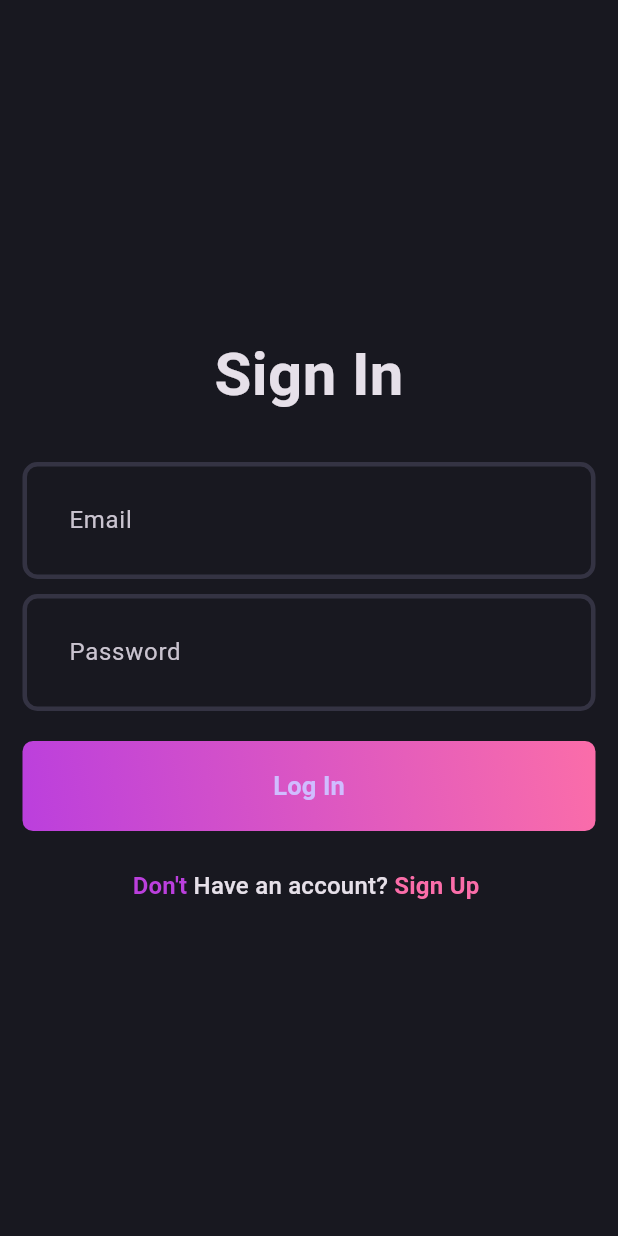
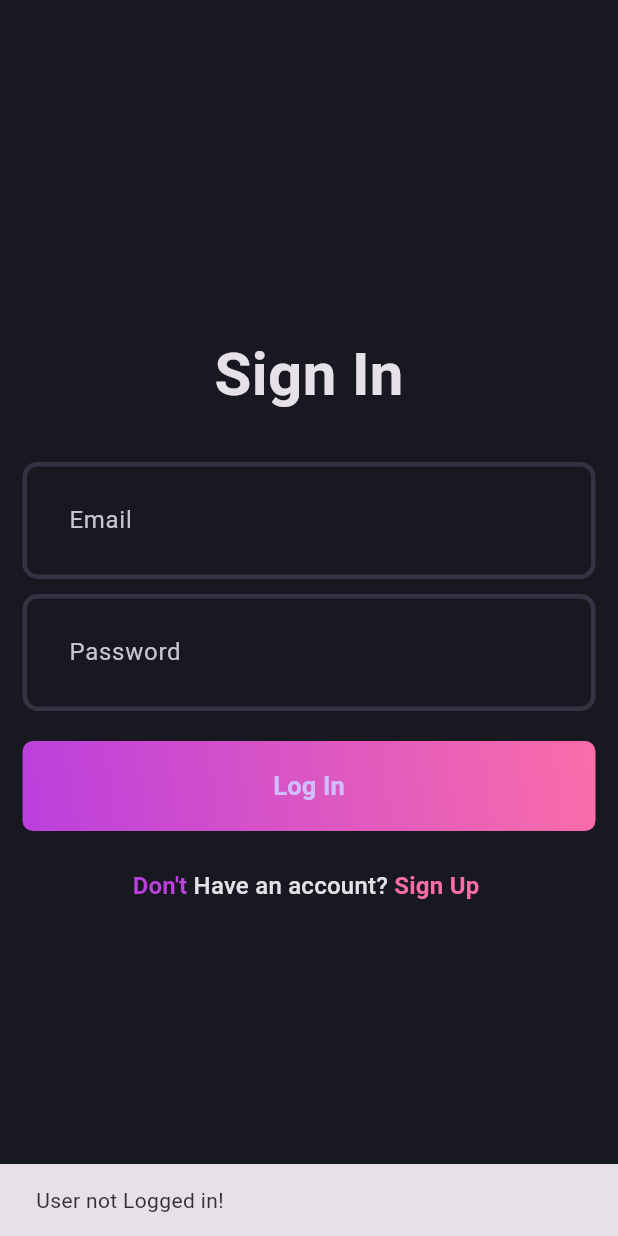
Before and after one commit to ashiq-kodali/Sample-Blog-App, a Flutter app: the first screen one second after launch, on a phone screen of 412 x 824 dp. Run offline on Flutter 3.47's test engine with Material 3 defaults, Android fonts, the phone set to English and light mode, and no system bars; our stand-ins replace flutter_bloc, fpdart, get_it, supabase_flutter; accounts and stored records are empty.

Commit message:
Current User Login Implimented

```diff
--- a/lib/core/usecase/usecase.dart
+++ b/lib/core/usecase/usecase.dart
@@ -4,3 +4,6 @@ import 'package:fpdart/fpdart.dart';
 abstract interface class UseCase<SuccessType,Params>{
   Future<Either<Failure,SuccessType>> call(Params params);
 }
+class NoParams{
+
+}
--- a/lib/features/auth/data/repositories/auth_repository_impl.dart
+++ b/lib/features/auth/data/repositories/auth_repository_impl.dart
@@ -25,6 +25,20 @@ class AuthRepositoryImpl implements AuthRepository{
 
   }
 
+  @override
+  Future<Either<Failure, User>> currentUser() async{
+    try{
+      final user = await remoteDataSource.getCurrentUserData();
+      if (user==null){
+        return left(Failure('User not Logged in!'));
+      }
+      return right(user);
+    }on ServerException catch(e){
+      return left(Failure(e.message));
+    }
+
+  }
+
 
   Future<Either<Failure, User>> _getUser(
       Future<User>Function() fn,
@@ -41,4 +55,6 @@ class AuthRepositoryImpl implements AuthRepository{
 
 
 
+
+
 }
--- a/lib/features/auth/domain/repositories/auth_repository.dart
+++ b/lib/features/auth/domain/repositories/auth_repository.dart
@@ -15,5 +15,8 @@ abstract interface class AuthRepository{
     required String password,
   });
 
+  Future<Either<Failure,User>> currentUser ();
+
+
 
 }
--- /dev/null
+++ b/lib/features/auth/domain/use_cases/current_user.dart
@@ -0,0 +1,18 @@
+import 'package:blog_app/core/error/failures.dart';
+import 'package:blog_app/core/usecase/usecase.dart';
+import 'package:blog_app/features/auth/domain/repositories/auth_repository.dart';
+import 'package:fpdart/fpdart.dart';
+
+import '../entities/user.dart';
+
+class CurrentUser implements UseCase<User,NoParams>{
+  final AuthRepository authRepository;
+  CurrentUser(this.authRepository);
+
+  @override
+  Future<Either<Failure, User>> call(NoParams params) async {
+    return await authRepository.currentUser();
+  }
+
+
+}
--- a/lib/features/auth/presentation/bloc/auth_bloc.dart
+++ b/lib/features/auth/presentation/bloc/auth_bloc.dart
@@ -1,5 +1,5 @@
-
-
+import 'package:blog_app/core/usecase/usecase.dart';
+import 'package:blog_app/features/auth/domain/use_cases/current_user.dart';
 import 'package:blog_app/features/auth/domain/use_cases/user_login.dart';
 import 'package:flutter/material.dart';
 import 'package:flutter_bloc/flutter_bloc.dart';
@@ -13,25 +13,50 @@ part 'auth_state.dart';
 class AuthBloc extends Bloc<AuthEvent, AuthState> {
   final UserSignUp _userSignUp;
   final UserLogin _userLogin;
-  AuthBloc({required UserSignUp userSignUp,required UserLogin userLogin }) :_userSignUp =userSignUp,_userLogin=userLogin, super(AuthInitial()) {
+  final CurrentUser _currentUser;
+  AuthBloc(
+      {required UserSignUp userSignUp,
+      required UserLogin userLogin,
+      required CurrentUser currentUser})
+      : _userSignUp = userSignUp,
+        _userLogin = userLogin,
+        _currentUser = currentUser,
+        super(AuthInitial()) {
     on<AuthSignUp>(_onAuthSignUp);
     on<AuthLogin>(_onAuthLogin);
-
+    on<AuthUserLoggedIn>(_isUserLogged);
   }
 
+  void _onAuthSignUp(AuthSignUp event, Emitter<AuthState> emit) async {
+    emit(AuthLoading());
+    final response = await _userSignUp(UserSignUpParms(
+        email: event.email, password: event.password, name: event.name));
+    response.fold(
+      (failure) => emit(AuthFailure(failure.message)),
+      (user) => emit(AuthSuccess(user)),
+    );
+  }
 
+  void _onAuthLogin(AuthLogin event, Emitter<AuthState> emit) async {
+    emit(AuthLoading());
+    final response = await _userLogin(
+        UserLoginParms(email: event.email, password: event.password));
+    response.fold(
+      (failure) => emit(AuthFailure(failure.message)),
+      (user) => emit(AuthSuccess(user)),
+    );
+  }
 
-
-
-
-  void _onAuthSignUp(AuthSignUp event, Emitter<AuthState>emit)  async{
-    emit(AuthLoading());
-    final response = await _userSignUp(UserSignUpParms(email: event.email, password: event.password, name: event.name));
-    response.fold((failure) => emit(AuthFailure(failure.message)), (user) => emit(AuthSuccess(user)));
-  }
-  void _onAuthLogin(AuthLogin event, Emitter<AuthState>emit)  async{
-    emit(AuthLoading());
-    final response = await _userLogin(UserLoginParms(email: event.email, password: event.password));
-    response.fold((failure) => emit(AuthFailure(failure.message)), (user) => emit(AuthSuccess(user)));
+  void _isUserLogged(AuthUserLoggedIn event, Emitter<AuthState> emit) async {
+    final response = await _currentUser(NoParams());
+    response.fold(
+      (failure) => emit(AuthFailure(failure.message)),
+      (user) {
+        print("User ID ${user.id}");
+        print("User Name ${user.name}");
+        print("User Mail ${user.email}");
+        emit(AuthSuccess(user));
+      },
+    );
   }
 }
--- a/lib/features/auth/presentation/bloc/auth_event.dart
+++ b/lib/features/auth/presentation/bloc/auth_event.dart
@@ -24,3 +24,5 @@ final class AuthLogin extends AuthEvent {
   AuthLogin({ required this.email, required this.password});
 
 }
+
+final class AuthUserLoggedIn extends AuthEvent{}
--- a/lib/init_dependencies.dart
+++ b/lib/init_dependencies.dart
@@ -7,6 +7,7 @@ import 'package:supabase_flutter/supabase_flutter.dart';
 
 import 'core/secrets/app_secrets.dart';
 import 'features/auth/domain/repositories/auth_repository.dart';
+import 'features/auth/domain/use_cases/current_user.dart';
 import 'features/auth/domain/use_cases/user_sign_up.dart';
 final serviceLocator = GetIt.instance;
 
@@ -21,5 +22,6 @@ void _initAuth(){
   serviceLocator.registerFactory<AuthRepository>(() => AuthRepositoryImpl(serviceLocator()));
   serviceLocator.registerFactory(() => UserSignUp(serviceLocator()));
   serviceLocator.registerFactory(() => UserLogin(serviceLocator()));
-  serviceLocator.registerLazySingleton(() => AuthBloc(userSignUp: serviceLocator(),userLogin: serviceLocator()));
+  serviceLocator.registerFactory(() => CurrentUser(serviceLocator()));
+  serviceLocator.registerLazySingleton(() => AuthBloc(userSignUp: serviceLocator(),userLogin: serviceLocator(), currentUser: serviceLocator()));
 }
--- a/lib/main.dart
+++ b/lib/main.dart
@@ -19,9 +19,20 @@ void main() async {
   ));
 }
 
-class MyApp extends StatelessWidget {
+class MyApp extends StatefulWidget {
   const MyApp({super.key});
 
+  @override
+  State<MyApp> createState() => _MyAppState();
+}
+
+class _MyAppState extends State<MyApp> {
+  @override
+  void initState() {
+    super.initState();
+    context.read<AuthBloc>().add(AuthUserLoggedIn());
+
+  }
   // This widget is the root of your application.
   @override
   Widget build(BuildContext context) {
```
Also changed, not shown: lib/features/auth/data/data_sources/auth_remote_data_source.dart (+24 -0 lines).
